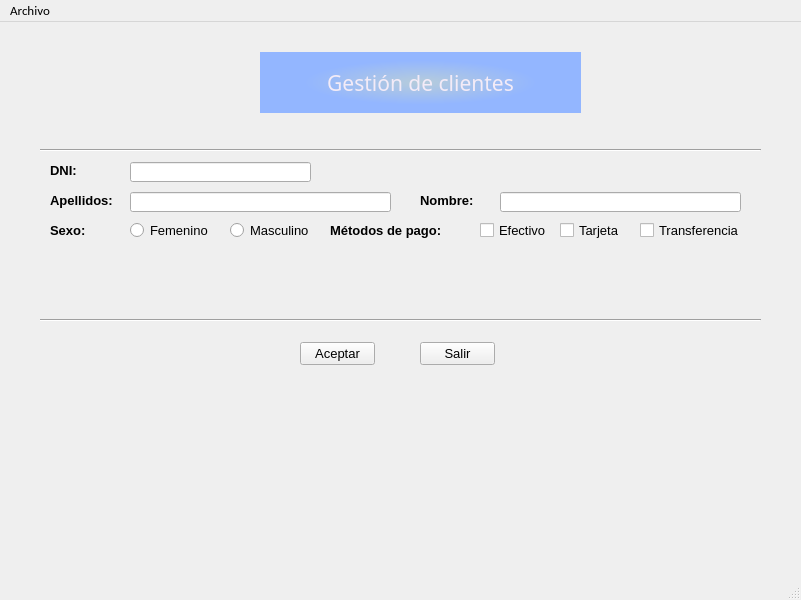
The window that ventana.ui (cegola/GOMEZLANGE) describes before a commit, drawn with Qt 5.
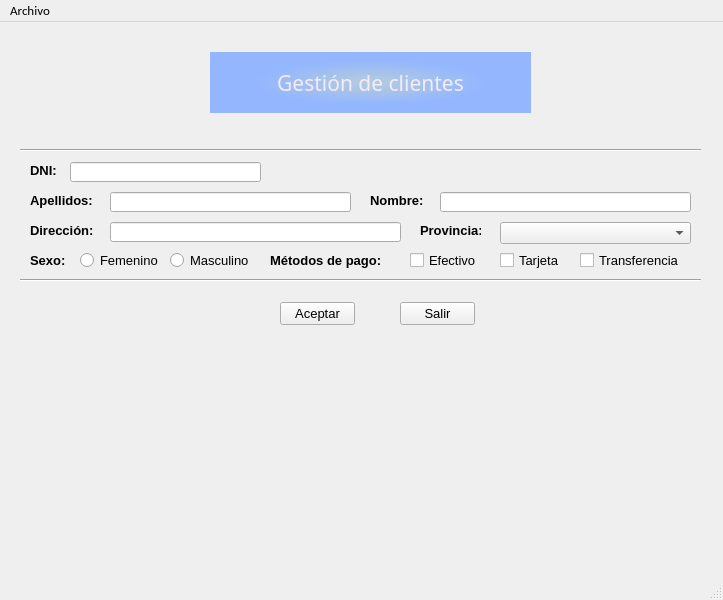
The same window after the commit.

Diff of the .ui file:
```diff
--- a/ventana.ui
+++ b/ventana.ui
@@ -6,7 +6,7 @@
    <rect>
     <x>0</x>
     <y>0</y>
-    <width>801</width>
+    <width>723</width>
     <height>600</height>
    </rect>
   </property>
@@ -25,7 +25,7 @@
    <widget class="QLabel" name="lbl_ges_clientes">
     <property name="geometry">
      <rect>
-      <x>260</x>
+      <x>210</x>
       <y>30</y>
       <width>321</width>
       <height>61</height>
@@ -53,9 +53,9 @@
    <widget class="Line" name="line">
     <property name="geometry">
      <rect>
-      <x>40</x>
+      <x>20</x>
       <y>120</y>
-      <width>721</width>
+      <width>681</width>
       <height>16</height>
      </rect>
     </property>
@@ -66,9 +66,9 @@
    <widget class="Line" name="line_2">
     <property name="geometry">
      <rect>
-      <x>40</x>
-      <y>290</y>
-      <width>721</width>
+      <x>20</x>
+      <y>250</y>
+      <width>681</width>
       <height>16</height>
      </rect>
     </property>
@@ -79,9 +79,9 @@
    <widget class="QLineEdit" name="editDni">
     <property name="geometry">
      <rect>
-      <x>130</x>
+      <x>70</x>
       <y>140</y>
-      <width>181</width>
+      <width>191</width>
       <height>20</height>
      </rect>
     </property>
@@ -89,28 +89,28 @@
    <widget class="QLineEdit" name="edit_apellidos">
     <property name="geometry">
      <rect>
-      <x>130</x>
-      <y>170</y>
-      <width>261</width>
-      <height>20</height>
-     </rect>
-    </property>
-   </widget>
-   <widget class="QLineEdit" name="edit_nombre">
-    <property name="geometry">
-     <rect>
-      <x>500</x>
+      <x>110</x>
       <y>170</y>
       <width>241</width>
       <height>20</height>
      </rect>
     </property>
    </widget>
+   <widget class="QLineEdit" name="edit_nombre">
+    <property name="geometry">
+     <rect>
+      <x>440</x>
+      <y>170</y>
+      <width>251</width>
+      <height>20</height>
+     </rect>
+    </property>
+   </widget>
    <widget class="QPushButton" name="btn_aceptar">
     <property name="geometry">
      <rect>
-      <x>300</x>
-      <y>320</y>
+      <x>280</x>
+      <y>280</y>
       <width>75</width>
       <height>23</height>
      </rect>
@@ -122,8 +122,8 @@
    <widget class="QPushButton" name="btnSalir">
     <property name="geometry">
      <rect>
-      <x>420</x>
-      <y>320</y>
+      <x>400</x>
+      <y>280</y>
       <width>75</width>
       <height>23</height>
      </rect>
@@ -135,7 +135,7 @@
    <widget class="QLabel" name="lblValidar">
     <property name="geometry">
      <rect>
-      <x>340</x>
+      <x>280</x>
       <y>140</y>
       <width>47</width>
       <height>21</height>
@@ -156,8 +156,8 @@
    <widget class="QLabel" name="lblSexo">
     <property name="geometry">
      <rect>
-      <x>50</x>
-      <y>200</y>
+      <x>30</x>
+      <y>230</y>
       <width>41</width>
       <height>16</height>
      </rect>
@@ -177,8 +177,8 @@
    <widget class="QRadioButton" name="rbtFemenino">
     <property name="geometry">
      <rect>
-      <x>130</x>
-      <y>200</y>
+      <x>80</x>
+      <y>230</y>
       <width>82</width>
       <height>17</height>
      </rect>
@@ -190,8 +190,8 @@
    <widget class="QRadioButton" name="rbtMasculino">
     <property name="geometry">
      <rect>
-      <x>230</x>
-      <y>200</y>
+      <x>170</x>
+      <y>230</y>
       <width>82</width>
       <height>17</height>
      </rect>
@@ -203,7 +203,7 @@
    <widget class="QLabel" name="lblDni">
     <property name="geometry">
      <rect>
-      <x>50</x>
+      <x>30</x>
       <y>140</y>
       <width>41</width>
       <height>16</height>
@@ -224,7 +224,7 @@
    <widget class="QLabel" name="lblApellidos">
     <property name="geometry">
      <rect>
-      <x>50</x>
+      <x>30</x>
       <y>170</y>
       <width>71</width>
       <height>16</height>
@@ -245,7 +245,7 @@
    <widget class="QLabel" name="lblNombre">
     <property name="geometry">
      <rect>
-      <x>420</x>
+      <x>370</x>
       <y>170</y>
       <width>61</width>
       <height>16</height>
@@ -266,8 +266,8 @@
    <widget class="QLabel" name="lblMetodosPago">
     <property name="geometry">
      <rect>
-      <x>330</x>
-      <y>200</y>
+      <x>270</x>
+      <y>230</y>
       <width>131</width>
       <height>16</height>
      </rect>
@@ -287,8 +287,8 @@
    <widget class="QCheckBox" name="chkEfectivo">
     <property name="geometry">
      <rect>
-      <x>480</x>
-      <y>200</y>
+      <x>410</x>
+      <y>230</y>
       <width>70</width>
       <height>17</height>
      </rect>
@@ -300,8 +300,8 @@
    <widget class="QCheckBox" name="chkTarjeta">
     <property name="geometry">
      <rect>
-      <x>560</x>
-      <y>200</y>
+      <x>500</x>
+      <y>230</y>
       <width>70</width>
       <height>17</height>
      </rect>
@@ -313,8 +313,8 @@
    <widget class="QCheckBox" name="chkTransferencia">
     <property name="geometry">
      <rect>
-      <x>640</x>
-      <y>200</y>
+      <x>580</x>
+      <y>230</y>
       <width>101</width>
       <height>17</height>
      </rect>
@@ -323,13 +323,75 @@
      <string>Transferencia</string>
     </property>
    </widget>
+   <widget class="QLabel" name="lblDireccion">
+    <property name="geometry">
+     <rect>
+      <x>30</x>
+      <y>200</y>
+      <width>71</width>
+      <height>16</height>
+     </rect>
+    </property>
+    <property name="font">
+     <font>
+      <family>MS Shell Dlg 2</family>
+      <pointsize>10</pointsize>
+      <weight>75</weight>
+      <bold>true</bold>
+     </font>
+    </property>
+    <property name="text">
+     <string>Dirección:</string>
+    </property>
+   </widget>
+   <widget class="QLineEdit" name="editDireccion">
+    <property name="geometry">
+     <rect>
+      <x>110</x>
+      <y>200</y>
+      <width>291</width>
+      <height>20</height>
+     </rect>
+    </property>
+   </widget>
+   <widget class="QLabel" name="lblProvincia">
+    <property name="geometry">
+     <rect>
+      <x>420</x>
+      <y>200</y>
+      <width>61</width>
+      <height>16</height>
+     </rect>
+    </property>
+    <property name="font">
+     <font>
+      <family>MS Shell Dlg 2</family>
+      <pointsize>10</pointsize>
+      <weight>75</weight>
+      <bold>true</bold>
+     </font>
+    </property>
+    <property name="text">
+     <string>Provincia:</string>
+    </property>
+   </widget>
+   <widget class="QComboBox" name="cmbProvincia">
+    <property name="geometry">
+     <rect>
+      <x>500</x>
+      <y>200</y>
+      <width>191</width>
+      <height>22</height>
+     </rect>
+    </property>
+   </widget>
   </widget>
   <widget class="QMenuBar" name="menuBar">
    <property name="geometry">
     <rect>
      <x>0</x>
      <y>0</y>
-     <width>801</width>
+     <width>723</width>
      <height>20</height>
     </rect>
    </property>
```
Left out of the diff: 2 changed lines with no effect on the pictures.
